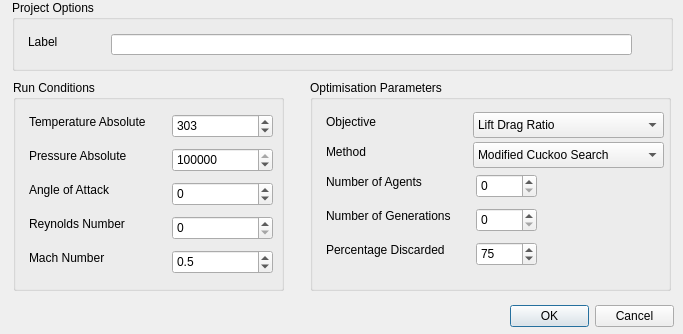
DrBenEvans/AerOptGUI, file Gui/Dialogs/ConfigSimulationDialog.ui: the form before one commit.
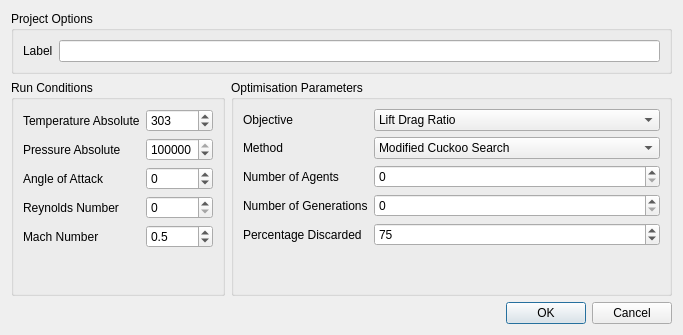
The form after the commit.

Commit message: ConfigSimulationDialog ui rearrange

The edit to the form file:
```diff
--- a/Gui/Dialogs/ConfigSimulationDialog.ui
+++ b/Gui/Dialogs/ConfigSimulationDialog.ui
@@ -7,7 +7,7 @@
     <x>0</x>
     <y>0</y>
     <width>683</width>
-    <height>334</height>
+    <height>335</height>
    </rect>
   </property>
   <property name="sizePolicy">
@@ -19,69 +19,215 @@
   <property name="windowTitle">
    <string>Configure Simulation</string>
   </property>
+  <layout class="QVBoxLayout" name="verticalLayout_2">
+   <item>
+    <layout class="QVBoxLayout" name="verticalLayout">
+     <item>
+      <widget class="QGroupBox" name="projectOptionBox">
+       <property name="sizePolicy">
+        <sizepolicy hsizetype="Preferred" vsizetype="Fixed">
+         <horstretch>0</horstretch>
+         <verstretch>0</verstretch>
+        </sizepolicy>
+       </property>
+       <property name="minimumSize">
+        <size>
+         <width>0</width>
+         <height>0</height>
+        </size>
+       </property>
+       <property name="title">
+        <string>Project Options</string>
+       </property>
+       <layout class="QHBoxLayout" name="horizontalLayout_2">
+        <item>
+         <widget class="QLabel" name="label_14">
+          <property name="sizePolicy">
+           <sizepolicy hsizetype="Preferred" vsizetype="Fixed">
+            <horstretch>0</horstretch>
+            <verstretch>0</verstretch>
+           </sizepolicy>
+          </property>
+          <property name="text">
+           <string>Label</string>
+          </property>
+         </widget>
+        </item>
+        <item>
+         <widget class="QLineEdit" name="label">
+          <property name="sizePolicy">
+           <sizepolicy hsizetype="MinimumExpanding" vsizetype="Fixed">
+            <horstretch>0</horstretch>
+            <verstretch>0</verstretch>
+           </sizepolicy>
+          </property>
+         </widget>
+        </item>
+       </layout>
+      </widget>
+     </item>
+     <item>
+      <layout class="QHBoxLayout" name="horizontalLayout">
+       <item>
+        <widget class="QGroupBox" name="runCondBox">
+         <property name="title">
+          <string>Run Conditions</string>
+         </property>
+         <layout class="QFormLayout" name="formLayout">
+          <item row="0" column="0">
+           <widget class="QLabel" name="label_7">
+            <property name="text">
+             <string>Temperature Absolute</string>
+            </property>
+           </widget>
+          </item>
+          <item row="0" column="1">
+           <widget class="QSpinBox" name="temp">
+            <property name="sizePolicy">
+             <sizepolicy hsizetype="Preferred" vsizetype="Fixed">
+              <horstretch>0</horstretch>
+              <verstretch>0</verstretch>
+             </sizepolicy>
+            </property>
+            <property name="suffix">
+             <string/>
+            </property>
+            <property name="maximum">
+             <number>1000</number>
+            </property>
+            <property name="value">
+             <number>303</number>
+            </property>
+           </widget>
+          </item>
+          <item row="1" column="0">
+           <widget class="QLabel" name="label_2">
+            <property name="text">
+             <string>Pressure Absolute</string>
+            </property>
+           </widget>
+          </item>
+          <item row="1" column="1">
+           <widget class="QSpinBox" name="pressure">
+            <property name="maximum">
+             <number>200000</number>
+            </property>
+            <property name="value">
+             <number>101325</number>
+            </property>
+           </widget>
+          </item>
+          <item row="2" column="0">
+           <widget class="QLabel" name="label_3">
+            <property name="text">
+             <string>Angle of Attack</string>
+            </property>
+           </widget>
+          </item>
+          <item row="2" column="1">
+           <widget class="QSpinBox" name="angle">
+            <property name="minimum">
+             <number>-180</number>
+            </property>
+            <property name="maximum">
+             <number>180</number>
+            </property>
+           </widget>
+          </item>
+          <item row="3" column="0">
+           <widget class="QLabel" name="label_4">
+            <property name="text">
+             <string>Reynolds Number</string>
+            </property>
+           </widget>
+          </item>
+          <item row="3" column="1">
+           <widget class="QSpinBox" name="reynolds">
+            <property name="maximum">
+             <number>1000000000</number>
+            </property>
+           </widget>
+          </item>
+          <item row="4" column="0">
+           <widget class="QLabel" name="label_5">
+            <property name="text">
+             <string>Mach Number</string>
+            </property>
+           </widget>
+          </item>
+          <item row="4" column="1">
+           <widget class="QDoubleSpinBox" name="mach">
+            <property name="decimals">
+             <number>1</number>
+            </property>
+            <property name="singleStep">
+             <double>0.100000000000000</double>
+            </property>
+            <property name="value">
+             <double>0.500000000000000</double>
+            </property>
+           </widget>
+          </item>
+         </layout>
+        </widget>
+       </item>
+       <item>
   <widget class="QGroupBox" name="optimisationParameterBox">
-   <property name="geometry">
-    <rect>
-     <x>310</x>
-     <y>80</y>
-     <width>361</width>
-     <height>211</height>
-    </rect>
-   </property>
    <property name="title">
     <string>Optimisation Parameters</string>
    </property>
-   <widget class="QSpinBox" name="nnests">
-    <property name="geometry">
-     <rect>
-      <x>166</x>
-      <y>94</y>
-      <width>61</width>
-      <height>24</height>
-     </rect>
-    </property>
-    <property name="sizePolicy">
-     <sizepolicy hsizetype="Minimum" vsizetype="Fixed">
-      <horstretch>0</horstretch>
-      <verstretch>0</verstretch>
-     </sizepolicy>
-    </property>
-   </widget>
+         <layout class="QFormLayout" name="formLayout_2">
+          <item row="0" column="0">
    <widget class="QLabel" name="label_12">
-    <property name="geometry">
-     <rect>
-      <x>16</x>
-      <y>34</y>
-      <width>58</width>
-      <height>16</height>
-     </rect>
-    </property>
     <property name="text">
      <string>Objective</string>
     </property>
    </widget>
+          </item>
+          <item row="0" column="1">
+           <widget class="QComboBox" name="objfunc">
+            <property name="sizePolicy">
+             <sizepolicy hsizetype="MinimumExpanding" vsizetype="Fixed">
+              <horstretch>0</horstretch>
+              <verstretch>0</verstretch>
+             </sizepolicy>
+            </property>
+            <item>
+             <property name="text">
+              <string>Lift Drag Ratio</string>
+             </property>
+            </item>
+            <item>
+             <property name="text">
+              <string>Maximise Lift</string>
+             </property>
+            </item>
+            <item>
+             <property name="text">
+              <string>Minimise Drag</string>
+             </property>
+            </item>
+            <item>
+             <property name="text">
+              <string>Maximise Downforce</string>
+             </property>
+            </item>
+            <item>
+             <property name="text">
+              <string>Minimise Lift</string>
+             </property>
+            </item>
+           </widget>
+          </item>
+          <item row="1" column="0">
    <widget class="QLabel" name="label_13">
-    <property name="geometry">
-     <rect>
-      <x>16</x>
-      <y>64</y>
-      <width>47</width>
-      <height>16</height>
-     </rect>
-    </property>
     <property name="text">
      <string>Method</string>
     </property>
    </widget>
+          </item>
+          <item row="1" column="1">
    <widget class="QComboBox" name="optmethod">
-    <property name="geometry">
-     <rect>
-      <x>163</x>
-      <y>62</y>
-      <width>191</width>
-      <height>26</height>
-     </rect>
-    </property>
     <property name="sizePolicy">
      <sizepolicy hsizetype="MinimumExpanding" vsizetype="Fixed">
       <horstretch>0</horstretch>
@@ -104,15 +250,9 @@
      </property>
     </item>
    </widget>
+          </item>
+          <item row="2" column="0">
    <widget class="QLabel" name="label_10">
-    <property name="geometry">
-     <rect>
-      <x>16</x>
-      <y>94</y>
-      <width>121</width>
-      <height>16</height>
-     </rect>
-    </property>
     <property name="sizePolicy">
      <sizepolicy hsizetype="Preferred" vsizetype="Preferred">
       <horstretch>0</horstretch>
@@ -123,15 +263,19 @@
      <string>Number of Agents</string>
     </property>
    </widget>
+          </item>
+          <item row="2" column="1">
+           <widget class="QSpinBox" name="nnests">
+            <property name="sizePolicy">
+             <sizepolicy hsizetype="Minimum" vsizetype="Fixed">
+              <horstretch>0</horstretch>
+              <verstretch>0</verstretch>
+             </sizepolicy>
+            </property>
+           </widget>
+          </item>
+          <item row="3" column="0">
    <widget class="QLabel" name="label_11">
-    <property name="geometry">
-     <rect>
-      <x>16</x>
-      <y>128</y>
-      <width>142</width>
-      <height>16</height>
-     </rect>
-    </property>
     <property name="sizePolicy">
      <sizepolicy hsizetype="Preferred" vsizetype="Preferred">
       <horstretch>0</horstretch>
@@ -142,56 +286,32 @@
      <string>Number of Generations</string>
     </property>
    </widget>
-   <widget class="QComboBox" name="objfunc">
-    <property name="geometry">
-     <rect>
-      <x>163</x>
-      <y>32</y>
-      <width>191</width>
-      <height>26</height>
-     </rect>
-    </property>
+          </item>
+          <item row="3" column="1">
+           <widget class="QSpinBox" name="ngens">
     <property name="sizePolicy">
-     <sizepolicy hsizetype="MinimumExpanding" vsizetype="Fixed">
+             <sizepolicy hsizetype="Minimum" vsizetype="Fixed">
       <horstretch>0</horstretch>
       <verstretch>0</verstretch>
      </sizepolicy>
     </property>
-    <item>
-     <property name="text">
-      <string>Lift Drag Ratio</string>
-     </property>
-    </item>
-    <item>
-     <property name="text">
-      <string>Maximise Lift</string>
-     </property>
-    </item>
-    <item>
+           </widget>
+          </item>
+          <item row="4" column="0">
+           <widget class="QLabel" name="ndiscard_label">
+            <property name="sizePolicy">
+             <sizepolicy hsizetype="Preferred" vsizetype="Preferred">
+              <horstretch>0</horstretch>
+              <verstretch>0</verstretch>
+             </sizepolicy>
+            </property>
      <property name="text">
-      <string>Minimise Drag</string>
-     </property>
-    </item>
-    <item>
-     <property name="text">
-      <string>Maximise Downforce</string>
-     </property>
-    </item>
-    <item>
-     <property name="text">
-      <string>Minimise Lift</string>
-     </property>
-    </item>
-   </widget>
+             <string>Percentage Discarded</string>
+            </property>
+           </widget>
+          </item>
+          <item row="4" column="1">
    <widget class="QSpinBox" name="ndiscard">
-    <property name="geometry">
-     <rect>
-      <x>166</x>
-      <y>162</y>
-      <width>61</width>
-      <height>24</height>
-     </rect>
-    </property>
     <property name="sizePolicy">
      <sizepolicy hsizetype="Minimum" vsizetype="Fixed">
       <horstretch>0</horstretch>
@@ -205,93 +325,16 @@
      <number>75</number>
     </property>
    </widget>
-   <widget class="QLabel" name="ndiscard_label">
-    <property name="geometry">
-     <rect>
-      <x>16</x>
-      <y>162</y>
-      <width>134</width>
-      <height>16</height>
-     </rect>
-    </property>
-    <property name="sizePolicy">
-     <sizepolicy hsizetype="Preferred" vsizetype="Preferred">
-      <horstretch>0</horstretch>
-      <verstretch>0</verstretch>
-     </sizepolicy>
-    </property>
-    <property name="text">
-     <string>Percentage Discarded</string>
-    </property>
-   </widget>
-   <widget class="QSpinBox" name="ngens">
-    <property name="geometry">
-     <rect>
-      <x>166</x>
-      <y>128</y>
-      <width>61</width>
-      <height>24</height>
-     </rect>
-    </property>
-    <property name="sizePolicy">
-     <sizepolicy hsizetype="Minimum" vsizetype="Fixed">
-      <horstretch>0</horstretch>
-      <verstretch>0</verstretch>
-     </sizepolicy>
-    </property>
-   </widget>
-  </widget>
-  <widget class="QGroupBox" name="projectOptionBox">
-   <property name="geometry">
-    <rect>
-     <x>12</x>
-     <y>0</y>
-     <width>661</width>
-     <height>71</height>
-    </rect>
-   </property>
-   <property name="title">
-    <string>Project Options</string>
-   </property>
-   <widget class="QLineEdit" name="label">
-    <property name="geometry">
-     <rect>
-      <x>99</x>
-      <y>34</y>
-      <width>521</width>
-      <height>21</height>
-     </rect>
-    </property>
-    <property name="sizePolicy">
-     <sizepolicy hsizetype="MinimumExpanding" vsizetype="Fixed">
-      <horstretch>0</horstretch>
-      <verstretch>0</verstretch>
-     </sizepolicy>
-    </property>
-   </widget>
-   <widget class="QLabel" name="label_14">
-    <property name="geometry">
-     <rect>
-      <x>16</x>
-      <y>34</y>
-      <width>33</width>
-      <height>16</height>
-     </rect>
-    </property>
-    <property name="text">
-     <string>Label</string>
-    </property>
-   </widget>
-  </widget>
+          </item>
+         </layout>
+        </widget>
+       </item>
+      </layout>
+     </item>
+    </layout>
+   </item>
+   <item>
   <widget class="QDialogButtonBox" name="buttonBox">
-   <property name="geometry">
-    <rect>
-     <x>510</x>
-     <y>300</y>
-     <width>164</width>
-     <height>32</height>
-    </rect>
-   </property>
    <property name="orientation">
     <enum>Qt::Horizontal</enum>
    </property>
@@ -299,173 +342,8 @@
     <set>QDialogButtonBox::Cancel|QDialogButtonBox::Ok</set>
    </property>
   </widget>
-  <widget class="QGroupBox" name="runCondBox">
-   <property name="geometry">
-    <rect>
-     <x>13</x>
-     <y>80</y>
-     <width>271</width>
-     <height>211</height>
-    </rect>
-   </property>
-   <property name="title">
-    <string>Run Conditions</string>
-   </property>
-   <widget class="QLabel" name="label_2">
-    <property name="geometry">
-     <rect>
-      <x>16</x>
-      <y>68</y>
-      <width>111</width>
-      <height>16</height>
-     </rect>
-    </property>
-    <property name="text">
-     <string>Pressure Absolute</string>
-    </property>
-   </widget>
-   <widget class="QLabel" name="label_4">
-    <property name="geometry">
-     <rect>
-      <x>16</x>
-      <y>136</y>
-      <width>108</width>
-      <height>16</height>
-     </rect>
-    </property>
-    <property name="text">
-     <string>Reynolds Number</string>
-    </property>
-   </widget>
-   <widget class="QLabel" name="label_7">
-    <property name="geometry">
-     <rect>
-      <x>16</x>
-      <y>34</y>
-      <width>135</width>
-      <height>16</height>
-     </rect>
-    </property>
-    <property name="text">
-     <string>Temperature Absolute</string>
-    </property>
-   </widget>
-   <widget class="QSpinBox" name="angle">
-    <property name="geometry">
-     <rect>
-      <x>159</x>
-      <y>102</y>
-      <width>101</width>
-      <height>24</height>
-     </rect>
-    </property>
-    <property name="minimum">
-     <number>-180</number>
-    </property>
-    <property name="maximum">
-     <number>180</number>
-    </property>
-   </widget>
-   <widget class="QLabel" name="label_5">
-    <property name="geometry">
-     <rect>
-      <x>16</x>
-      <y>170</y>
-      <width>86</width>
-      <height>16</height>
-     </rect>
-    </property>
-    <property name="text">
-     <string>Mach Number</string>
-    </property>
-   </widget>
-   <widget class="QDoubleSpinBox" name="mach">
-    <property name="geometry">
-     <rect>
-      <x>159</x>
-      <y>170</y>
-      <width>101</width>
-      <height>24</height>
-     </rect>
-    </property>
-    <property name="decimals">
-     <number>1</number>
-    </property>
-    <property name="singleStep">
-     <double>0.100000000000000</double>
-    </property>
-    <property name="value">
-     <double>0.500000000000000</double>
-    </property>
-   </widget>
-   <widget class="QSpinBox" name="pressure">
-    <property name="geometry">
-     <rect>
-      <x>159</x>
-      <y>68</y>
-      <width>101</width>
-      <height>24</height>
-     </rect>
-    </property>
-    <property name="maximum">
-     <number>200000</number>
-    </property>
-    <property name="value">
-     <number>101325</number>
-    </property>
-   </widget>
-   <widget class="QSpinBox" name="reynolds">
-    <property name="geometry">
-     <rect>
-      <x>159</x>
-      <y>136</y>
-      <width>101</width>
-      <height>24</height>
-     </rect>
-    </property>
-    <property name="maximum">
-     <number>1000000000</number>
-    </property>
-   </widget>
-   <widget class="QLabel" name="label_3">
-    <property name="geometry">
-     <rect>
-      <x>16</x>
-      <y>102</y>
-      <width>93</width>
-      <height>16</height>
-     </rect>
-    </property>
-    <property name="text">
-     <string>Angle of Attack</string>
-    </property>
-   </widget>
-   <widget class="QSpinBox" name="temp">
-    <property name="geometry">
-     <rect>
-      <x>159</x>
-      <y>34</y>
-      <width>101</width>
-      <height>24</height>
-     </rect>
-    </property>
-    <property name="sizePolicy">
-     <sizepolicy hsizetype="Preferred" vsizetype="Fixed">
-      <horstretch>0</horstretch>
-      <verstretch>0</verstretch>
-     </sizepolicy>
-    </property>
-    <property name="suffix">
-     <string/>
-    </property>
-    <property name="maximum">
-     <number>1000</number>
-    </property>
-    <property name="value">
-     <number>303</number>
-    </property>
-   </widget>
-  </widget>
+   </item>
+  </layout>
  </widget>
  <tabstops>
   <tabstop>label</tabstop>
```
Lines whose indentation alone changed are shown as unchanged.
